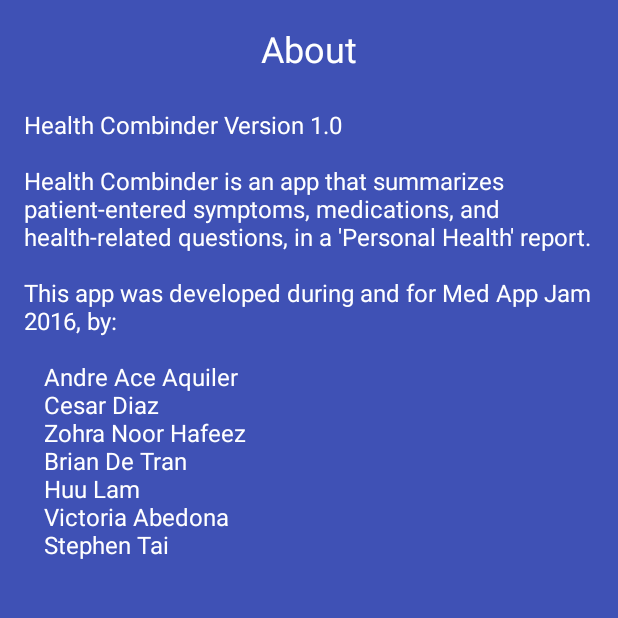
After one commit to Team11-MedAppJam/HealthCombinder, an Android app: the about screen opened directly, with no data from a screen before it, on a phone screen of 412 x 824 dp, the top half of it. The commit adds this screen. Run offline under Robolectric (Android 15) with nearby library versions, the phone set to English and light mode, and no system bars.

Commit message:
Added about page + functionality
includes new intent function specifically for about

```diff
--- a/app/src/main/java/team11/healthcombinder/Timeline.java
+++ b/app/src/main/java/team11/healthcombinder/Timeline.java
@@ -74,4 +74,8 @@ public class Timeline extends AppCompatActivity {
         Intent intent = new Intent(this, Profile.class);
         startActivity(intent);
     }
+    public void sendIntentAbout(MenuItem view){
+        Intent intent = new Intent(this, about.class);
+        startActivity(intent);
+    }
 }
--- /dev/null
+++ b/app/src/main/java/team11/healthcombinder/about.java
@@ -0,0 +1,34 @@
+package team11.healthcombinder;
+
+import android.content.Intent;
+import android.support.annotation.Nullable;
+import android.support.v7.app.AppCompatActivity;
+import android.os.Bundle;
+import android.support.v7.widget.Toolbar;
+import android.view.View;
+import android.view.Window;
+import android.widget.Button;
+import android.widget.ImageButton;
+import android.widget.RelativeLayout;
+
+public class about extends AppCompatActivity {
+
+    @Override
+    protected void onCreate(Bundle savedInstanceState) {
+        super.onCreate(savedInstanceState);
+        setContentView(R.layout.activity_about);
+
+//        RelativeLayout b = (RelativeLayout) findViewById(R.id.activity_about);
+//        b.setOnClickListener(new View.OnClickListener(){
+//            @Override
+//            public void onClick(View v){
+//                startActivity(new Intent(about.this, popup.class));
+//            }
+//        });
+    }
+
+    public void toHomePage(View view){
+        Intent intent = new Intent(this, Timeline.class);
+        startActivity(intent);
+    }
+}
--- /dev/null
+++ b/app/src/main/res/layout/activity_about.xml
@@ -0,0 +1,35 @@
+<?xml version="1.0" encoding="utf-8"?>
+<RelativeLayout xmlns:android="http://schemas.android.com/apk/res/android"
+    xmlns:tools="http://schemas.android.com/tools"
+    android:id="@+id/activity_about"
+    android:layout_width="match_parent"
+    android:layout_height="match_parent"
+    android:paddingBottom="@dimen/activity_vertical_margin"
+    android:paddingLeft="@dimen/activity_horizontal_margin"
+    android:paddingRight="@dimen/activity_horizontal_margin"
+    android:paddingTop="@dimen/activity_vertical_margin"
+    tools:context="team11.healthcombinder.about"
+    android:background="@color/colorPrimary"
+    >
+
+    <TextView
+        android:layout_width="match_parent"
+        android:layout_height="wrap_content"
+        android:text="About"
+        android:textSize="24sp"
+        android:textColor="#ffffff"
+        android:textAlignment="center"
+
+
+        />
+
+    <TextView
+        android:layout_width="match_parent"
+        android:text="\n\n\nHealth Combinder Version 1.0\n\nHealth Combinder is an app that summarizes patient-entered symptoms, medications, and health-related questions, in a 'Personal Health' report.\n\nThis app was developed during and for Med App Jam 2016, by:\n\n\tAndre Ace Aquiler\n\tCesar Diaz\n\tZohra Noor Hafeez\n\tBrian De Tran\n\tHuu Lam\n\tVictoria Abedona\n\tStephen Tai\n\t"
+        android:textColor="#ffffff"
+        android:textSize="16sp"
+        android:layout_height="match_parent"
+        android:layout_below="@+id/textView7"
+        android:layout_alignParentStart="true" />
+
+</RelativeLayout>
--- a/app/src/main/res/menu/menu_timeline.xml
+++ b/app/src/main/res/menu/menu_timeline.xml
@@ -7,4 +7,10 @@
         android:orderInCategory="100"
         android:title="@string/action_settings"
         app:showAsAction="never" />
+    <item
+        android:id="@+id/action_about"
+        android:orderInCategory="100"
+        android:title="About"
+        android:onClick="sendIntentAbout"
+        app:showAsAction="never" />
 </menu>
```
Also changed, not shown: app/src/main/AndroidManifest.xml (+15 -11 lines).
